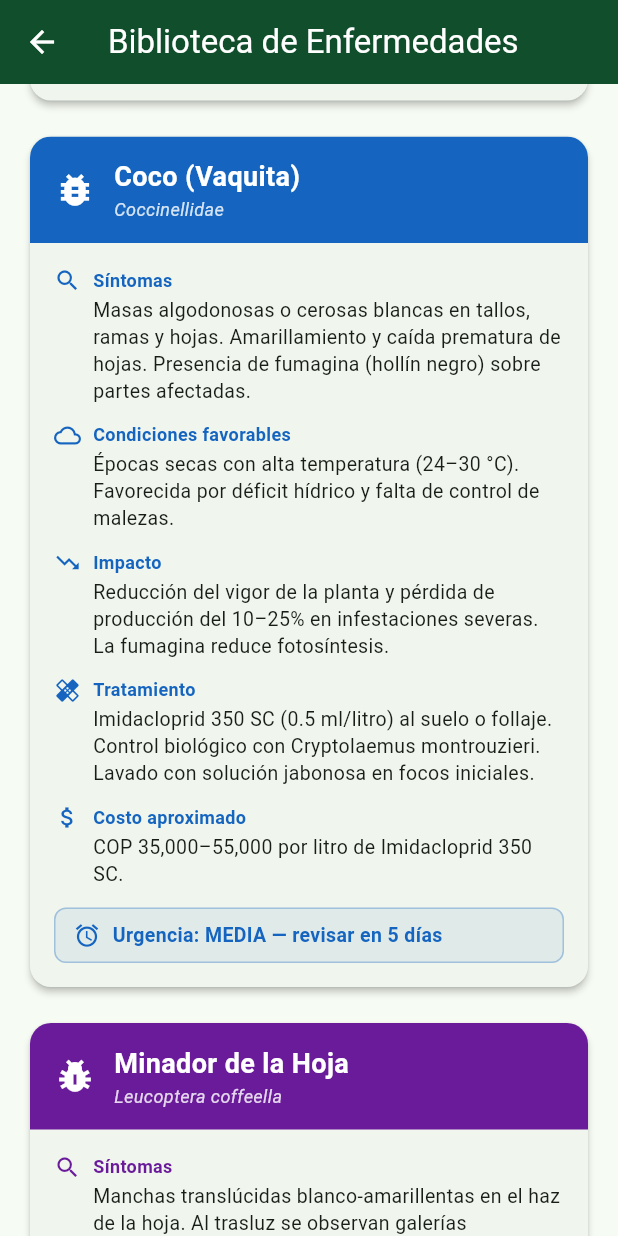
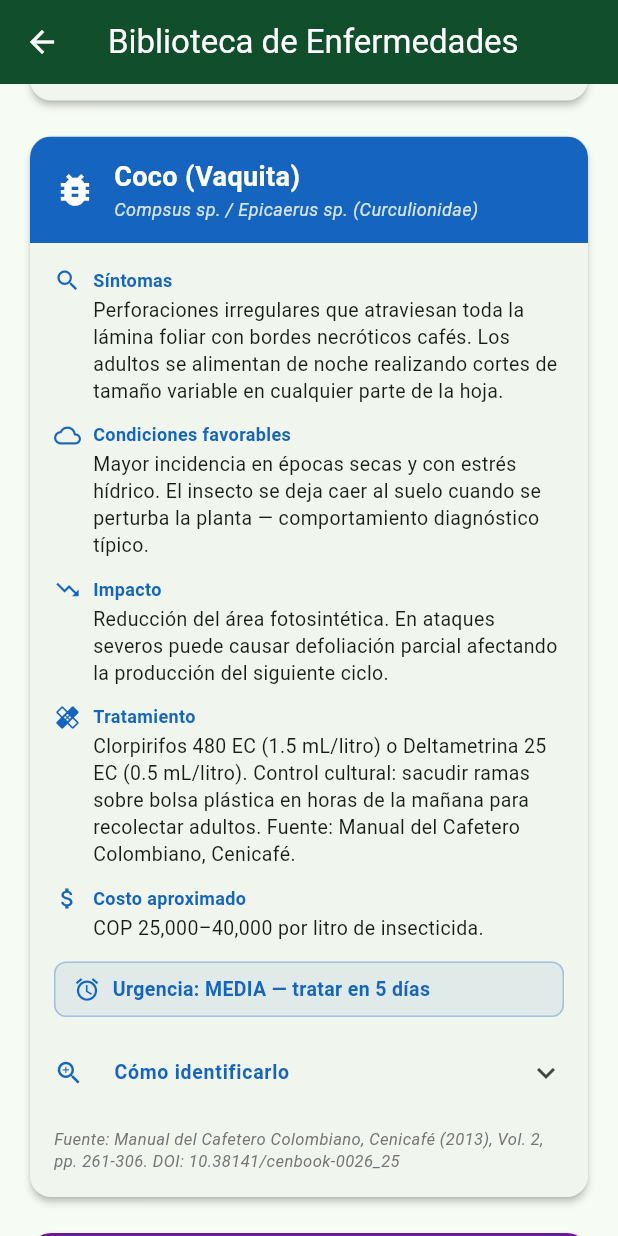
Before and after one commit to estebanr25/decafia-app, a Flutter app: the LibraryScreen screen opened directly, scrolled down 576 dp, on a phone screen of 412 x 824 dp. Run offline on Flutter 3.47's test engine with Material 3 defaults, Android fonts, the phone set to English and light mode, and no system bars; our stand-ins replace flutter_map, geolocator, image_picker, latlong2, permission_handler, sqflite; missing offline and left inert: onnxruntime; accounts and stored records are empty.

Commit message:
wip: UI screens, icons, pubspec, assets — 2026-11-20 working state

```diff
--- a/lib/screens/library_screen.dart
+++ b/lib/screens/library_screen.dart
@@ -33,20 +33,30 @@ class LibraryScreen extends StatelessWidget {
           SizedBox(height: 16),
           _DiseaseCard(
             diseaseKey: 'coco',
-            scientificName: 'Coccinellidae',
-            symptoms: 'Masas algodonosas o cerosas blancas en tallos, ramas y hojas. '
-                'Amarillamiento y caída prematura de hojas. '
-                'Presencia de fumagina (hollín negro) sobre partes afectadas.',
-            conditions: 'Épocas secas con alta temperatura (24–30 °C). '
-                'Favorecida por déficit hídrico y falta de control de malezas.',
-            impact: 'Reducción del vigor de la planta y pérdida de producción '
-                'del 10–25% en infestaciones severas. La fumagina reduce fotosíntesis.',
-            treatment: 'Imidacloprid 350 SC (0.5 ml/litro) al suelo o follaje. '
-                'Control biológico con Cryptolaemus montrouzieri. '
-                'Lavado con solución jabonosa en focos iniciales.',
-            urgencyLabel: 'MEDIA — revisar en 5 días',
+            scientificName: 'Compsus sp. / Epicaerus sp. (Curculionidae)',
+            symptoms: 'Perforaciones irregulares que atraviesan toda la lámina foliar '
+                'con bordes necróticos cafés. Los adultos se alimentan de noche '
+                'realizando cortes de tamaño variable en cualquier parte de la hoja.',
+            conditions: 'Mayor incidencia en épocas secas y con estrés hídrico. '
+                'El insecto se deja caer al suelo cuando se perturba la planta — '
+                'comportamiento diagnóstico típico.',
+            impact: 'Reducción del área fotosintética. En ataques severos puede '
+                'causar defoliación parcial afectando la producción del siguiente ciclo.',
+            treatment: 'Clorpirifos 480 EC (1.5 mL/litro) o Deltametrina 25 EC '
+                '(0.5 mL/litro). Control cultural: sacudir ramas sobre bolsa plástica '
+                'en horas de la mañana para recolectar adultos. '
+                'Fuente: Manual del Cafetero Colombiano, Cenicafé.',
+            urgencyLabel: 'MEDIA — tratar en 5 días',
             urgencyColor: Color(0xFF1565C0),
-            costNote: 'COP 35,000–55,000 por litro de Imidacloprid 350 SC.',
+            costNote: 'COP 25,000–40,000 por litro de insecticida.',
+            identificationText: 'El adulto mide 8–12 mm, cuerpo ovalado-robusto '
+                'color café-dorado con patrón moteado de escamas. Tiene el rostro '
+                'corto característico de los picudos (Curculionidae). Los élitros '
+                'están fusionados — no puede volar. Se alimenta de noche; de día '
+                'permanece inmóvil en las hojas o se deja caer al suelo si se '
+                'perturba. Fuente: Cenicafé, Manual del Cafetero Colombiano (2013).',
+            sourceNote: 'Fuente: Manual del Cafetero Colombiano, Cenicafé (2013), '
+                'Vol. 2, pp. 261-306. DOI: 10.38141/cenbook-0026_25',
           ),
           SizedBox(height: 16),
           _DiseaseCard(
@@ -85,6 +95,8 @@ class _DiseaseCard extends StatelessWidget {
   final String urgencyLabel;
   final Color urgencyColor;
   final String costNote;
+  final String? identificationText;
+  final String? sourceNote;
 
   const _DiseaseCard({
     required this.diseaseKey,
@@ -96,6 +108,8 @@ class _DiseaseCard extends StatelessWidget {
     required this.urgencyLabel,
     required this.urgencyColor,
     required this.costNote,
+    this.identificationText,
+    this.sourceNote,
   });
 
   @override
@@ -216,6 +230,51 @@ class _DiseaseCard extends StatelessWidget {
                     ],
                   ),
                 ),
+
+                // ── Cómo identificarlo (expandable, optional) ─────────
+                if (identificationText != null) ...[
+                  const SizedBox(height: 8),
+                  Theme(
+                    data: Theme.of(context)
+                        .copyWith(dividerColor: Colors.transparent),
+                    child: ExpansionTile(
+                      tilePadding: EdgeInsets.zero,
+                      leading: Icon(Icons.zoom_in, color: color, size: 20),
+                      title: Text(
+                        'Cómo identificarlo',
+                        style: TextStyle(
+                          color: color,
+                          fontWeight: FontWeight.bold,
+                          fontSize: 13,
+                        ),
+                      ),
+                      children: [
+                        Padding(
+                          padding: const EdgeInsets.only(
+                              left: 28, right: 0, bottom: 8),
+                          child: Text(
+                            identificationText!,
+                            style: const TextStyle(fontSize: 13, height: 1.5),
+                          ),
+                        ),
+                      ],
+                    ),
+                  ),
+                ],
+
+                // ── Source citation (optional) ────────────────────────
+                if (sourceNote != null) ...[
+                  const SizedBox(height: 8),
+                  Text(
+                    sourceNote!,
+                    style: TextStyle(
+                      fontSize: 11,
+                      color: Colors.grey.shade600,
+                      fontStyle: FontStyle.italic,
+                      height: 1.4,
+                    ),
+                  ),
+                ],
               ],
             ),
           ),
--- a/lib/screens/settings_screen.dart
+++ b/lib/screens/settings_screen.dart
@@ -170,7 +170,7 @@ class _DiseaseReference extends StatelessWidget {
     const diseases = [
       ('Planta Sana', 'Sin síntomas de enfermedad · Sin riesgo'),
       ('Roya del Cafeto', 'Hemileia vastatrix · Riesgo alto'),
-      ('Cochinilla (Coco)', 'Coccinellidae · Riesgo medio'),
+      ('Coco (Vaquita)', 'Compsus sp. / Epicaerus sp. (Curculionidae) · Riesgo medio'),
       ('Minador de la Hoja', 'Leucoptera coffeella · Riesgo medio'),
     ];
 
```
Also changed, not shown: build_apk_log.txt (added, +46 -0 lines), pubspec.yaml (+10 -0 lines), assets/images/logo.png (added), assets/images/logo_foreground.png (added), pubspec.lock, 15 other files.
